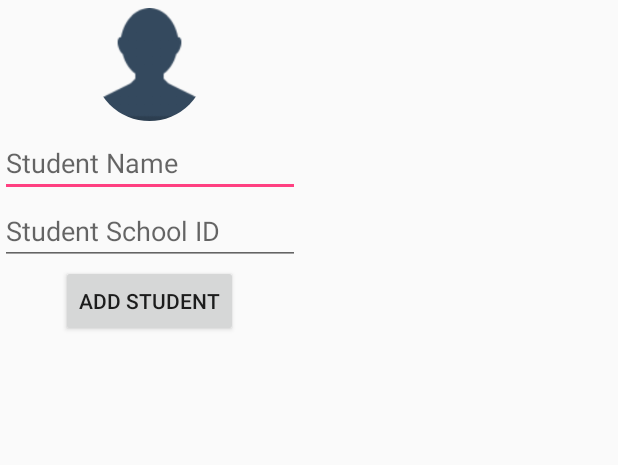
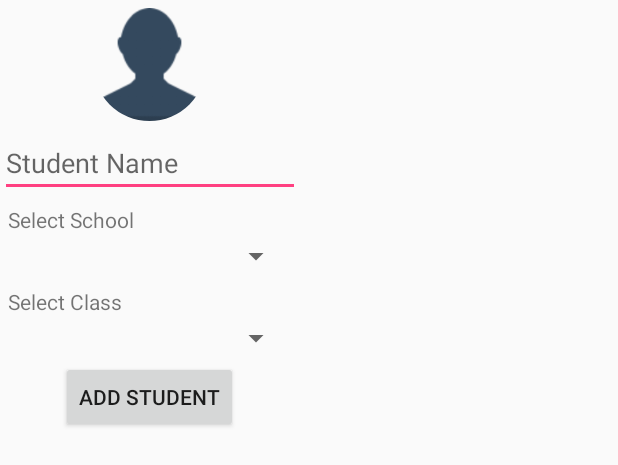
Before and after one commit to nastala/MyPreSchool, an Android app: the layout layout_add_student_dialog.xml on its own in the app's theme, with its tools: preview values and no code run, on a phone screen of 412 x 824 dp. Shown: the top 465 px of the screen. Run offline under Robolectric (Android 15) with nearby library versions, the phone set to English and light mode, and no system bars.

```diff
--- a/app/src/main/res/layout/layout_add_student_dialog.xml
+++ b/app/src/main/res/layout/layout_add_student_dialog.xml
@@ -2,7 +2,7 @@
 <LinearLayout
     xmlns:android="http://schemas.android.com/apk/res/android"
     android:layout_width="200dp"
-    android:layout_height="265dp"
+    android:layout_height="wrap_content"
     android:orientation="vertical">
 
     <de.hdodenhof.circleimageview.CircleImageView
@@ -20,11 +20,35 @@
         android:id="@+id/etStudentName"
         android:hint="Student Name"/>
 
-    <EditText
+    <TextView
+        android:layout_width="wrap_content"
+        android:layout_height="wrap_content"
+        android:text="Select School"
+        android:layout_marginTop="5dp"
+        android:layout_marginStart="5dp"
+        android:id="@+id/tvSelectSchool"/>
+
+    <Spinner
         android:layout_width="match_parent"
+        android:layout_height="30dp"
+        android:id="@+id/spnSchools"
+        android:layout_marginStart="5dp"
+        android:layout_marginEnd="5dp"/>
+
+    <TextView
+        android:layout_width="wrap_content"
         android:layout_height="wrap_content"
-        android:id="@+id/etStudentSchoolID"
-        android:hint="Student School ID"/>
+        android:text="Select Class"
+        android:layout_marginTop="5dp"
+        android:layout_marginStart="5dp"
+        android:id="@+id/tvSelectClass"/>
+
+    <Spinner
+        android:layout_width="match_parent"
+        android:layout_height="30dp"
+        android:id="@+id/spnClasses"
+        android:layout_marginStart="5dp"
+        android:layout_marginEnd="5dp"/>
 
     <Button
         android:layout_width="wrap_content"
```
Also changed, not shown: app/src/main/java/com/example/mypreschool/Fragments/AdminStudentFragment.java (+129 -9 lines).
